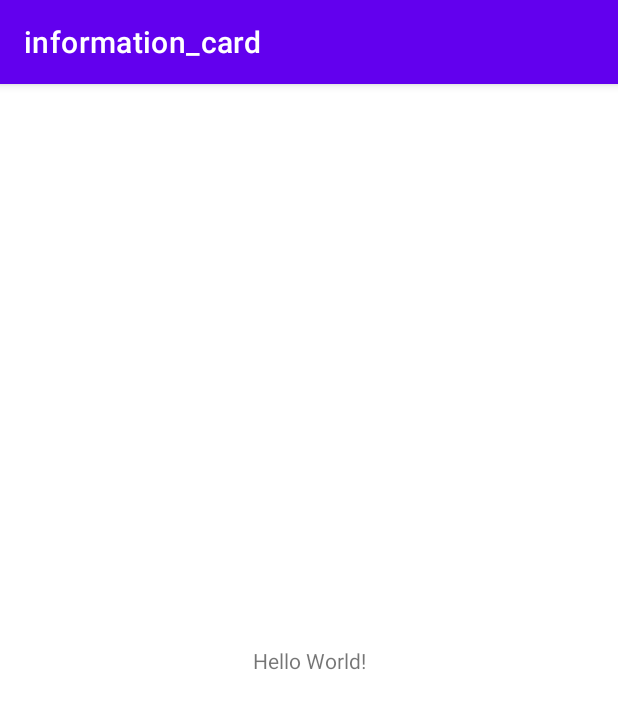
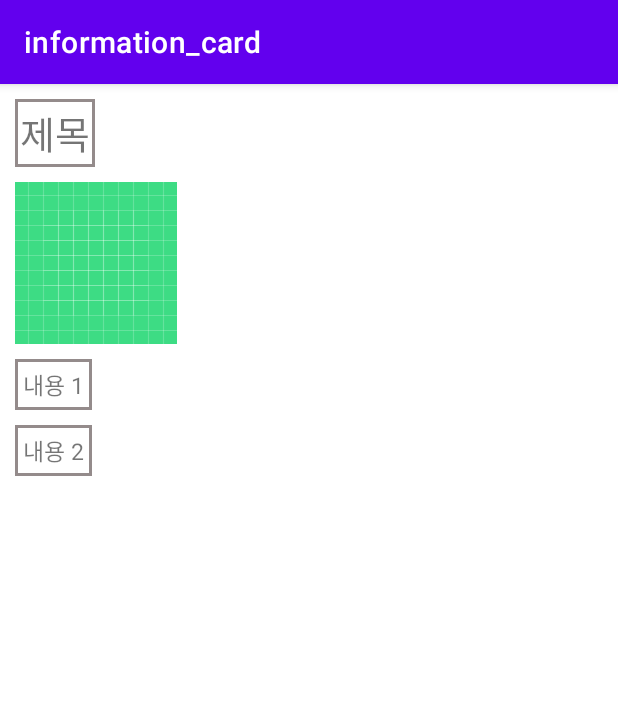
Before and after one commit to 7angJung/SW_DDOS, an Android app: the screen it shows after launch (MainActivity), on a phone screen of 412 x 824 dp. Shown: the top 709 px of the screen. Run offline under Robolectric (Android 15) with nearby library versions, the light colour scheme and no system bars.

Commit message:
간단하게 화면을 임시 구성하게 만들었으며 정보 카드에 담을 내용을 위한 클래스를 간소하게 만들었음, 차후 수정할 예정

```diff
--- /dev/null
+++ b/app/src/main/res/drawable/edge.xml
@@ -0,0 +1,9 @@
+<?xml version="1.0" encoding="utf-8"?>
+<layer-list xmlns:android="http://schemas.android.com/apk/res/android">
+    <item>
+        <shape android:shape="rectangle">
+            <stroke android:width="2dp" android:color = "#FF948B8B"/>
+            <solid android:color = "#FFFFFFFF"/>
+        </shape>
+    </item>
+</layer-list>
--- a/app/src/main/res/layout/activity_main.xml
+++ b/app/src/main/res/layout/activity_main.xml
@@ -7,12 +7,48 @@
     tools:context=".MainActivity">
 
     <TextView
+        android:id="@+id/card_title"
         android:layout_width="wrap_content"
         android:layout_height="wrap_content"
-        android:text="Hello World!"
-        app:layout_constraintBottom_toBottomOf="parent"
-        app:layout_constraintEnd_toEndOf="parent"
-        app:layout_constraintStart_toStartOf="parent"
+        android:layout_margin="10dp"
+        android:text="제목"
+        android:textSize="25sp"
+        android:padding="3dp"
+        android:background="@drawable/edge"
+        app:layout_constraintLeft_toLeftOf="parent"
         app:layout_constraintTop_toTopOf="parent" />
 
+    <TextView
+        android:id="@+id/card_content1"
+        android:layout_width="wrap_content"
+        android:layout_height="wrap_content"
+        android:layout_margin="10dp"
+        android:background="@drawable/edge"
+        android:padding="5dp"
+        android:text="내용 1"
+        android:textSize="15sp"
+        app:layout_constraintLeft_toLeftOf="parent"
+        app:layout_constraintTop_toBottomOf="@id/card_image" />
+
+    <TextView
+        android:id="@+id/card_content2"
+        android:layout_width="wrap_content"
+        android:layout_height="wrap_content"
+        android:layout_margin="10dp"
+        android:background="@drawable/edge"
+        android:padding="5dp"
+        android:text="내용 2"
+        android:textSize="15sp"
+        app:layout_constraintLeft_toLeftOf="parent"
+        app:layout_constraintTop_toBottomOf="@id/card_content1" />
+
+    <ImageView
+        android:id="@+id/card_image"
+        android:layout_width="wrap_content"
+        android:layout_height="wrap_content"
+        android:layout_margin="10dp"
+        app:layout_constraintLeft_toLeftOf="parent"
+        app:layout_constraintTop_toBottomOf="@id/card_title"
+        app:srcCompat="@drawable/ic_launcher_background" />
+
 </androidx.constraintlayout.widget.ConstraintLayout>
```
Also changed, not shown: app/src/main/java/kr/ac/information_card/Information.java (added, +56 -0 lines).
